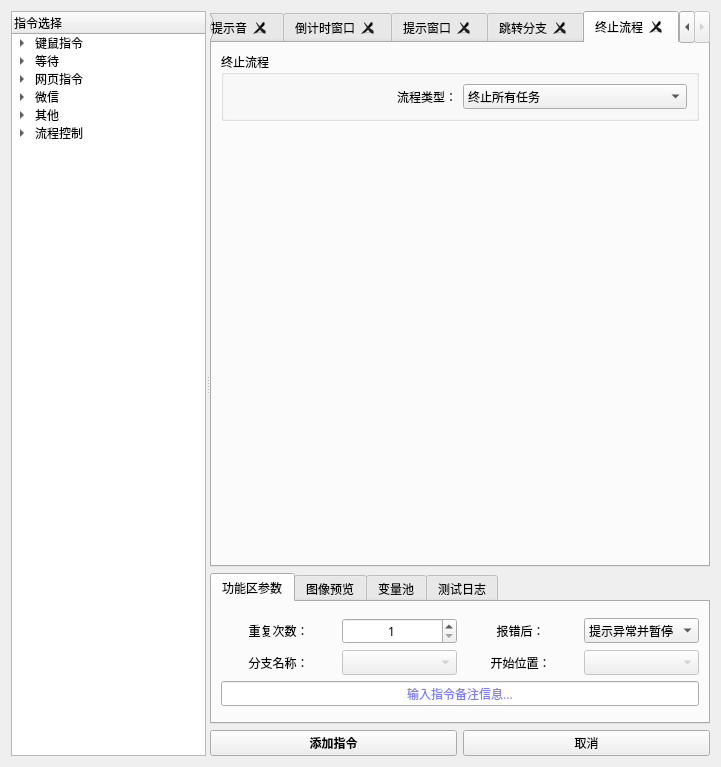
Above: 窗体/navigation.ui from FsterThanLight/automatic_clicker_2 before the change. Below: the same form after it.
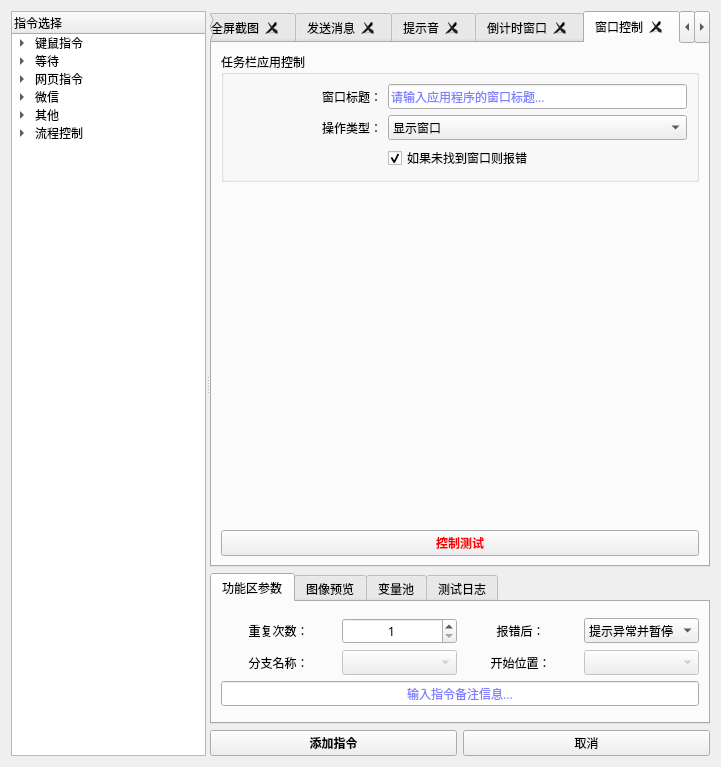
That is the form after the change. Icons and pictures are not drawn.

Commit message: 2024年02月20日 23:59:22 新增窗口控制指令

The edit to the form file:
```diff
--- a/窗体/navigation.ui
+++ b/窗体/navigation.ui
@@ -244,7 +244,7 @@
           <enum>QTabWidget::Rounded</enum>
          </property>
          <property name="currentIndex">
-          <number>26</number>
+          <number>24</number>
          </property>
          <property name="elideMode">
           <enum>Qt::ElideNone</enum>
@@ -11195,6 +11195,359 @@
            </item>
           </layout>
          </widget>
+         <widget class="QWidget" name="tab_32">
+          <attribute name="title">
+           <string>窗口控制</string>
+          </attribute>
+          <layout class="QVBoxLayout" name="verticalLayout_74">
+           <item>
+            <widget class="QGroupBox" name="groupBox_39">
+             <property name="title">
+              <string>任务栏应用控制</string>
+             </property>
+             <layout class="QGridLayout" name="gridLayout_44" columnstretch="1,2">
+              <item row="1" column="0">
+               <widget class="QLabel" name="label_130">
+                <property name="text">
+                 <string>操作类型：</string>
+                </property>
+                <property name="alignment">
+                 <set>Qt::AlignRight|Qt::AlignTrailing|Qt::AlignVCenter</set>
+                </property>
+               </widget>
+              </item>
+              <item row="1" column="1">
+               <widget class="QComboBox" name="comboBox_40">
+                <property name="palette">
+                 <palette>
+                  <active>
+                   <colorrole role="Text">
+                    <brush brushstyle="SolidPattern">
+                     <color alpha="255">
+                      <red>0</red>
+                      <green>0</green>
+                      <blue>255</blue>
+                     </color>
+                    </brush>
+                   </colorrole>
+                   <colorrole role="PlaceholderText">
+                    <brush brushstyle="SolidPattern">
+                     <color alpha="128">
+                      <red>0</red>
+                      <green>0</green>
+                      <blue>255</blue>
+                     </color>
+                    </brush>
+                   </colorrole>
+                  </active>
+                  <inactive>
+                   <colorrole role="Text">
+                    <brush brushstyle="SolidPattern">
+                     <color alpha="255">
+                      <red>0</red>
+                      <green>0</green>
+                      <blue>255</blue>
+                     </color>
+                    </brush>
+                   </colorrole>
+                   <colorrole role="PlaceholderText">
+                    <brush brushstyle="SolidPattern">
+                     <color alpha="128">
+                      <red>0</red>
+                      <green>0</green>
+                      <blue>255</blue>
+                     </color>
+                    </brush>
+                   </colorrole>
+                  </inactive>
+                  <disabled>
+                   <colorrole role="Text">
+                    <brush brushstyle="SolidPattern">
+                     <color alpha="255">
+                      <red>120</red>
+                      <green>120</green>
+                      <blue>120</blue>
+                     </color>
+                    </brush>
+                   </colorrole>
+                   <colorrole role="PlaceholderText">
+                    <brush brushstyle="SolidPattern">
+                     <color alpha="128">
+                      <red>0</red>
+                      <green>0</green>
+                      <blue>0</blue>
+                     </color>
+                    </brush>
+                   </colorrole>
+                  </disabled>
+                 </palette>
+                </property>
+                <item>
+                 <property name="text">
+                  <string>显示窗口</string>
+                 </property>
+                </item>
+                <item>
+                 <property name="text">
+                  <string>关闭窗口</string>
+                 </property>
+                </item>
+                <item>
+                 <property name="text">
+                  <string>最大化</string>
+                 </property>
+                </item>
+                <item>
+                 <property name="text">
+                  <string>最小化</string>
+                 </property>
+                </item>
+               </widget>
+              </item>
+              <item row="0" column="1">
+               <widget class="QLineEdit" name="lineEdit_21">
+                <property name="palette">
+                 <palette>
+                  <active>
+                   <colorrole role="Text">
+                    <brush brushstyle="SolidPattern">
+                     <color alpha="255">
+                      <red>0</red>
+                      <green>0</green>
+                      <blue>255</blue>
+                     </color>
+                    </brush>
+                   </colorrole>
+                   <colorrole role="PlaceholderText">
+                    <brush brushstyle="SolidPattern">
+                     <color alpha="128">
+                      <red>0</red>
+                      <green>0</green>
+                      <blue>255</blue>
+                     </color>
+                    </brush>
+                   </colorrole>
+                  </active>
+                  <inactive>
+                   <colorrole role="Text">
+                    <brush brushstyle="SolidPattern">
+                     <color alpha="255">
+                      <red>0</red>
+                      <green>0</green>
+                      <blue>255</blue>
+                     </color>
+                    </brush>
+                   </colorrole>
+                   <colorrole role="PlaceholderText">
+                    <brush brushstyle="SolidPattern">
+                     <color alpha="128">
+                      <red>0</red>
+                      <green>0</green>
+                      <blue>255</blue>
+                     </color>
+                    </brush>
+                   </colorrole>
+                  </inactive>
+                  <disabled>
+                   <colorrole role="Text">
+                    <brush brushstyle="SolidPattern">
+                     <color alpha="255">
+                      <red>120</red>
+                      <green>120</green>
+                      <blue>120</blue>
+                     </color>
+                    </brush>
+                   </colorrole>
+                   <colorrole role="PlaceholderText">
+                    <brush brushstyle="SolidPattern">
+                     <color alpha="128">
+                      <red>0</red>
+                      <green>0</green>
+                      <blue>0</blue>
+                     </color>
+                    </brush>
+                   </colorrole>
+                  </disabled>
+                 </palette>
+                </property>
+                <property name="placeholderText">
+                 <string>请输入应用程序的窗口标题...</string>
+                </property>
+               </widget>
+              </item>
+              <item row="0" column="0">
+               <widget class="QLabel" name="label_129">
+                <property name="text">
+                 <string>窗口标题：</string>
+                </property>
+                <property name="alignment">
+                 <set>Qt::AlignRight|Qt::AlignTrailing|Qt::AlignVCenter</set>
+                </property>
+               </widget>
+              </item>
+              <item row="2" column="1">
+               <widget class="QCheckBox" name="checkBox_5">
+                <property name="layoutDirection">
+                 <enum>Qt::LeftToRight</enum>
+                </property>
+                <property name="text">
+                 <string>如果未找到窗口则报错</string>
+                </property>
+                <property name="checked">
+                 <bool>true</bool>
+                </property>
+               </widget>
+              </item>
+             </layout>
+            </widget>
+           </item>
+           <item>
+            <spacer name="verticalSpacer_25">
+             <property name="orientation">
+              <enum>Qt::Vertical</enum>
+             </property>
+             <property name="sizeHint" stdset="0">
+              <size>
+               <width>20</width>
+               <height>314</height>
+              </size>
+             </property>
+            </spacer>
+           </item>
+           <item>
+            <widget class="QPushButton" name="pushButton_27">
+             <property name="palette">
+              <palette>
+               <active>
+                <colorrole role="WindowText">
+                 <brush brushstyle="SolidPattern">
+                  <color alpha="255">
+                   <red>255</red>
+                   <green>0</green>
+                   <blue>0</blue>
+                  </color>
+                 </brush>
+                </colorrole>
+                <colorrole role="Text">
+                 <brush brushstyle="SolidPattern">
+                  <color alpha="255">
+                   <red>255</red>
+                   <green>0</green>
+                   <blue>0</blue>
+                  </color>
+                 </brush>
+                </colorrole>
+                <colorrole role="ButtonText">
+                 <brush brushstyle="SolidPattern">
+                  <color alpha="255">
+                   <red>255</red>
+                   <green>0</green>
+                   <blue>0</blue>
+                  </color>
+                 </brush>
+                </colorrole>
+                <colorrole role="PlaceholderText">
+                 <brush brushstyle="SolidPattern">
+                  <color alpha="128">
+                   <red>255</red>
+                   <green>0</green>
+                   <blue>0</blue>
+                  </color>
+                 </brush>
+                </colorrole>
+               </active>
+               <inactive>
+                <colorrole role="WindowText">
+                 <brush brushstyle="SolidPattern">
+                  <color alpha="255">
+                   <red>255</red>
+                   <green>0</green>
+                   <blue>0</blue>
+                  </color>
+                 </brush>
+                </colorrole>
+                <colorrole role="Text">
+                 <brush brushstyle="SolidPattern">
+                  <color alpha="255">
+                   <red>255</red>
+                   <green>0</green>
+                   <blue>0</blue>
+                  </color>
+                 </brush>
+                </colorrole>
+                <colorrole role="ButtonText">
+                 <brush brushstyle="SolidPattern">
+                  <color alpha="255">
+                   <red>255</red>
+                   <green>0</green>
+                   <blue>0</blue>
+                  </color>
+                 </brush>
+                </colorrole>
+                <colorrole role="PlaceholderText">
+                 <brush brushstyle="SolidPattern">
+                  <color alpha="128">
+                   <red>255</red>
+                   <green>0</green>
+                   <blue>0</blue>
+                  </color>
+                 </brush>
+                </colorrole>
+               </inactive>
+               <disabled>
+                <colorrole role="WindowText">
+                 <brush brushstyle="SolidPattern">
+                  <color alpha="255">
+                   <red>120</red>
+                   <green>120</green>
+                   <blue>120</blue>
+                  </color>
+                 </brush>
+                </colorrole>
+                <colorrole role="Text">
+                 <brush brushstyle="SolidPattern">
+                  <color alpha="255">
+                   <red>120</red>
+                   <green>120</green>
+                   <blue>120</blue>
+                  </color>
+                 </brush>
+                </colorrole>
+                <colorrole role="ButtonText">
+                 <brush brushstyle="SolidPattern">
+                  <color alpha="255">
+                   <red>120</red>
+                   <green>120</green>
+                   <blue>120</blue>
+                  </color>
+                 </brush>
+                </colorrole>
+                <colorrole role="PlaceholderText">
+                 <brush brushstyle="SolidPattern">
+                  <color alpha="128">
+                   <red>0</red>
+                   <green>0</green>
+                   <blue>0</blue>
+                  </color>
+                 </brush>
+                </colorrole>
+               </disabled>
+              </palette>
+             </property>
+             <property name="font">
+              <font>
+               <family>微软雅黑</family>
+               <weight>75</weight>
+               <bold>true</bold>
+              </font>
+             </property>
+             <property name="text">
+              <string>控制测试</string>
+             </property>
+            </widget>
+           </item>
+          </layout>
+         </widget>
          <widget class="QWidget" name="tab_29">
           <attribute name="title">
            <string>提示窗口</string>
```
Left out of the diff: 24 changed lines with no effect on the pictures. The commit also changes 10 other files.
